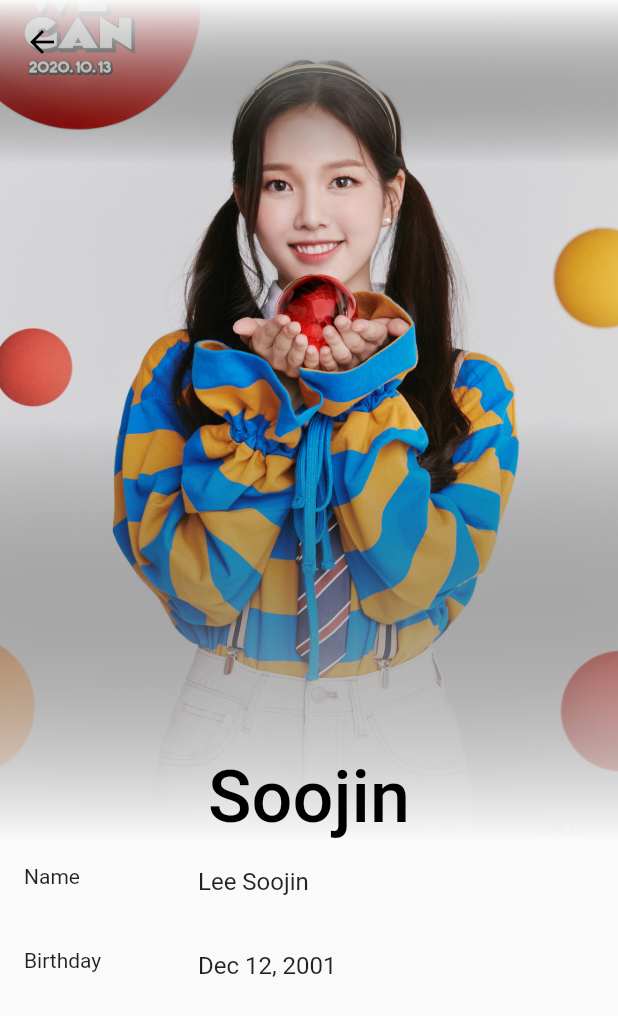
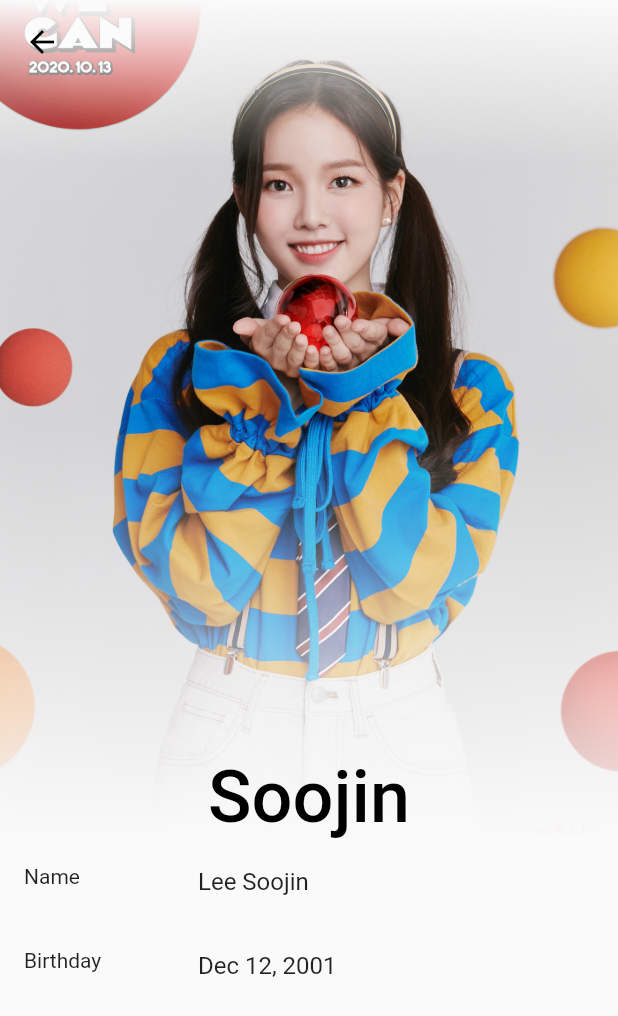
Before and after one commit to airicbear/weeeklyapp, a Flutter app: the screen it shows after launch, after a tap on "Soojin", on a phone screen of 412 x 824 dp. Shown: the top 1016 px of the screen. Run offline on Flutter 3.47's test engine with Material 2 defaults, Android fonts, the phone set to English and light mode, and no system bars; Roboto replaces fonts that are missing (Jua).

Commit message:
Slight adjustment to linear gradient

```diff
--- a/lib/widgets/members.dart
+++ b/lib/widgets/members.dart
@@ -34,7 +34,9 @@ class Members extends StatelessWidget {
                         Theme.of(context)
                             .scaffoldBackgroundColor
                             .withOpacity(0.5),
-                        Colors.transparent,
+                        Theme.of(context)
+                            .scaffoldBackgroundColor
+                            .withOpacity(0.0),
                       ],
                     ),
                   ),
@@ -214,8 +216,8 @@ class _FadeInGradientState extends State<_FadeInGradient> {
             stops: [0.0, 0.195, 0.5, 1.0],
             colors: [
               Theme.of(context).scaffoldBackgroundColor,
-              Colors.transparent,
-              Colors.transparent,
+              Theme.of(context).scaffoldBackgroundColor.withOpacity(0.0),
+              Theme.of(context).scaffoldBackgroundColor.withOpacity(0.0),
               Theme.of(context).scaffoldBackgroundColor
             ],
           ),
```
